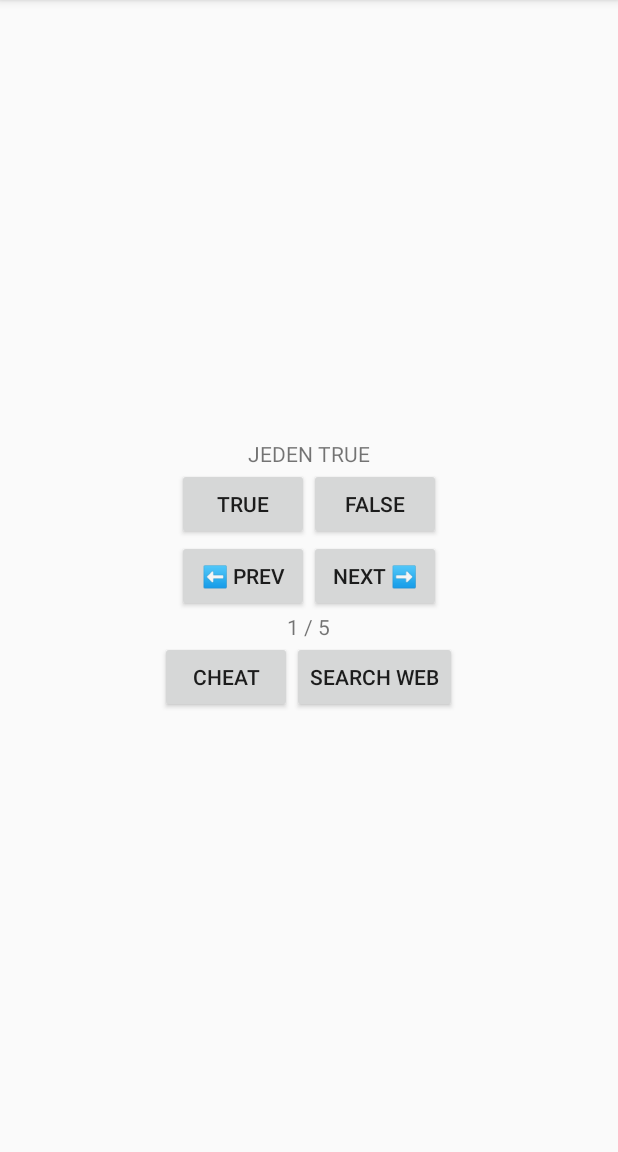
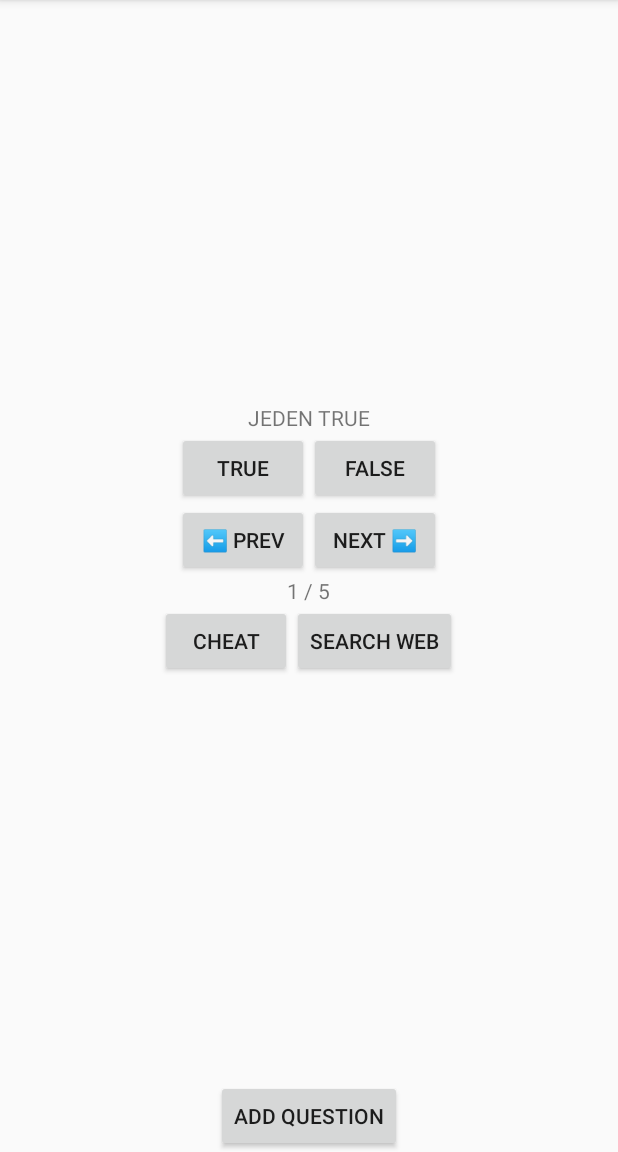
Before and after one commit to Cooookiez/UWr-Programowanie-Urzadzen-Mobilnych, an Android app: the screen it shows after launch (MainActivity), on a phone screen of 412 x 824 dp, the part 84-1236 px from its top. Run offline under Robolectric (Android 15) with nearby library versions, the light colour scheme and no system bars.

Commit message:
Dodawanie pytań

```diff
--- a/Listy/Zad_02_06_PhysicsQuizExtended/app/src/main/AndroidManifest.xml
+++ b/Listy/Zad_02_06_PhysicsQuizExtended/app/src/main/AndroidManifest.xml
@@ -9,7 +9,8 @@
         android:roundIcon="@mipmap/ic_launcher_round"
         android:supportsRtl="true"
         android:theme="@style/Theme.AppCompat.Light">
-        <activity android:name=".QuizResult"></activity>
+        <activity android:name=".AddQuestion"></activity>
+        <activity android:name=".QuizResult" />
         <activity android:name=".Cheater" />
         <activity android:name=".MainActivity">
             <intent-filter>
--- a/Listy/Zad_02_06_PhysicsQuizExtended/app/src/main/java/com/example/zad_02_06_physicsquizextended/Cheater.kt
+++ b/Listy/Zad_02_06_PhysicsQuizExtended/app/src/main/java/com/example/zad_02_06_physicsquizextended/Cheater.kt
@@ -38,7 +38,6 @@ class Cheater : AppCompatActivity() {
 
     override fun onBackPressed() {
         val replyIntent: Intent = Intent()
-
         replyIntent.putExtra(MainActivity.EXTRA_QUESTION, question)
         setResult(RESULT_OK, replyIntent)
         super.onBackPressed()
--- a/Listy/Zad_02_06_PhysicsQuizExtended/app/src/main/java/com/example/zad_02_06_physicsquizextended/MainActivity.kt
+++ b/Listy/Zad_02_06_PhysicsQuizExtended/app/src/main/java/com/example/zad_02_06_physicsquizextended/MainActivity.kt
@@ -12,10 +12,13 @@ class MainActivity : AppCompatActivity() {
 
     companion object {
         const val EXTRA_QUESTION: String = "com.example.zad_02_06_PhysicsQuizExtended.extra.QUESTION"
+        const val EXTRA_ADD_QUESTION: String = "com.example.zad_02_06_PhysicsQuizExtended.extra.ADD_QUESTION"
         const val CHEATED_ANSWER = 1
+        const val RESULT = 2
+        const val ADD_QUESTION = 3
     }
 
-    private val questionBank = listOf(
+    private val questionBank = arrayListOf(
         Question("JEDEN TRUE", true),
         Question("DWA FALSE", false),
         Question("CZY FALSE", false),
@@ -64,6 +67,11 @@ class MainActivity : AppCompatActivity() {
             if (intent.resolveActivity(getPackageManager()) != null) {
                 startActivity(intent)
             }
+        }
+
+        addQuestion.setOnClickListener {
+            val intent: Intent = Intent(this, AddQuestion::class.java)
+            startActivityForResult(intent, ADD_QUESTION)
         }
 
     }
@@ -119,12 +127,22 @@ class MainActivity : AppCompatActivity() {
 
     override fun onActivityResult(requestCode: Int, resultCode: Int, data: Intent?) {
         super.onActivityResult(requestCode, resultCode, data)
-        val replyQuestion = data?.getParcelableExtra<Question>(EXTRA_QUESTION)
 
-        val cheated = replyQuestion?.getCheated()
+        when (requestCode) {
+            CHEATED_ANSWER -> {
+                val replyQuestion = data?.getParcelableExtra<Question>(EXTRA_QUESTION)
+                val cheated = replyQuestion?.getCheated()
+                if (cheated != null) { questionBank[curIndex].setCheated(cheated) }
+            }
+            RESULT -> {
 
-        if (cheated != null) {
-            questionBank[curIndex].setCheated(cheated)
+            }
+            ADD_QUESTION -> {
+                val newQuestion = data?.getParcelableExtra<Question>(EXTRA_ADD_QUESTION)
+                if (newQuestion != null) {
+                    questionBank.add(newQuestion)
+                }
+            }
         }
 
         updateQuestion()
--- a/Listy/Zad_02_06_PhysicsQuizExtended/app/src/main/res/layout/activity_main.xml
+++ b/Listy/Zad_02_06_PhysicsQuizExtended/app/src/main/res/layout/activity_main.xml
@@ -7,6 +7,11 @@
     android:orientation="vertical"
     android:gravity="center"
     tools:context=".MainActivity">
+
+    <TextView
+        android:layout_width="wrap_content"
+        android:layout_height="0dp"
+        android:layout_weight="1"/>
 
     <TextView
         android:id="@+id/questionTextShow"
@@ -75,8 +80,19 @@
             android:id="@+id/btnSearchWeb"
             android:layout_width="wrap_content"
             android:layout_height="wrap_content"
-            android:text="Search web"/>
+            android:text="@string/search_web"/>
 
     </LinearLayout>
 
+    <TextView
+        android:layout_width="wrap_content"
+        android:layout_height="0dp"
+        android:layout_weight="1"/>
+
+    <Button
+        android:id="@+id/addQuestion"
+        android:layout_width="wrap_content"
+        android:layout_height="wrap_content"
+        android:text="@string/add_question"/>
+
 </LinearLayout>
--- a/Listy/Zad_02_06_PhysicsQuizExtended/app/src/main/res/values/strings.xml
+++ b/Listy/Zad_02_06_PhysicsQuizExtended/app/src/main/res/values/strings.xml
@@ -13,4 +13,6 @@
     <string name="previous">Previous</string>
     <string name="cheatedOdp">\??????</string>
     <string name="btnShowAns">Show Correct Answer</string>
+    <string name="search_web">Search web</string>
+    <string name="dodaj">Dodaj</string>
 </resources>
```
Also changed, not shown: Listy/Zad_02_06_PhysicsQuizExtended/app/src/main/java/com/example/zad_02_06_physicsquizextended/AddQuestion.kt (added, +52 -0 lines), Listy/Zad_02_06_PhysicsQuizExtended/app/src/main/res/layout/activity_add_question.xml (added, +49 -0 lines).
